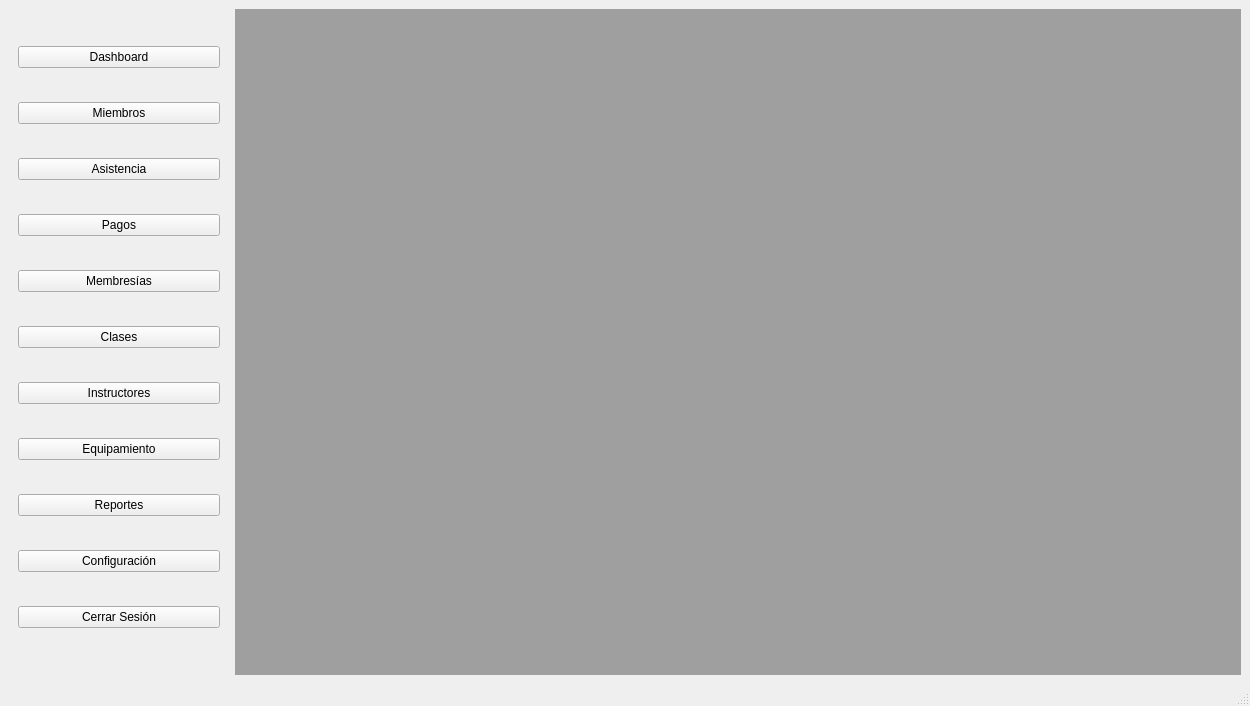
The window that src/views/ui/main_window.ui (joeescarcega8879/PyQt6-Gym-Management-System) describes before a commit, drawn with Qt 5.
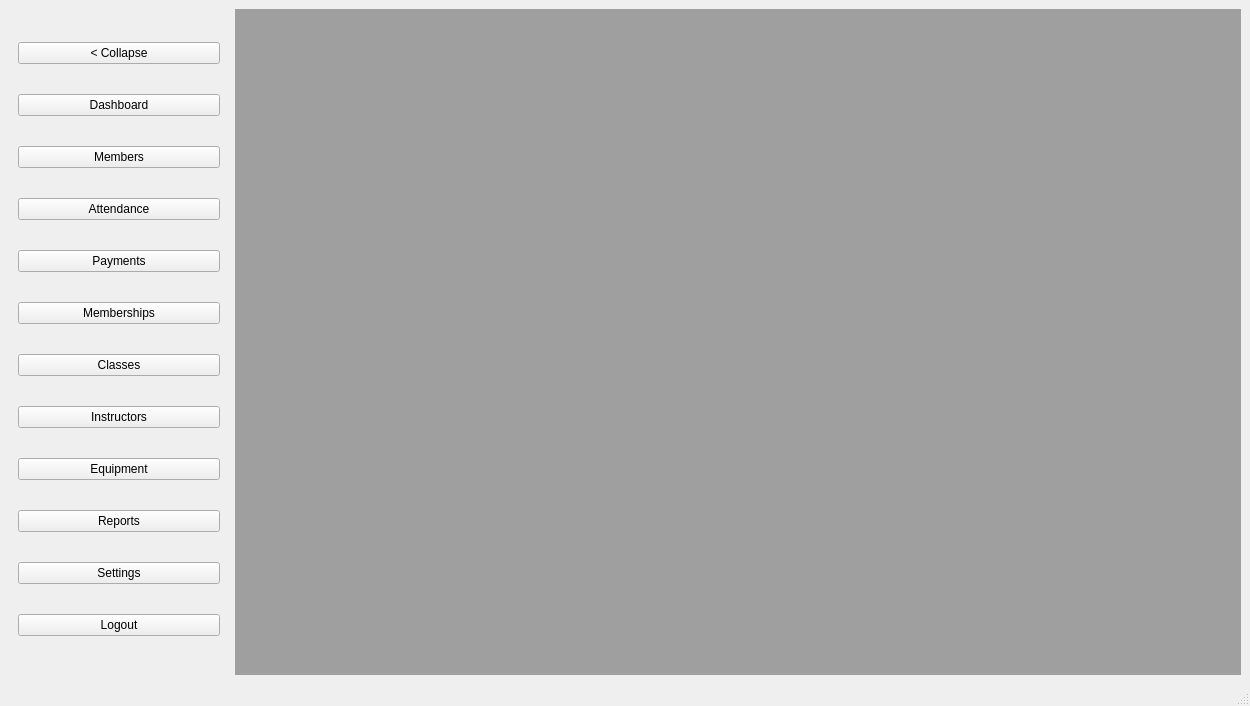
The same window after the commit.

Diff of the .ui file:
```diff
--- a/src/views/ui/main_window.ui
+++ b/src/views/ui/main_window.ui
@@ -27,80 +27,87 @@
        <enum>QFrame::NoFrame</enum>
       </property>
       <layout class="QGridLayout" name="gridLayout_2">
-       <item row="0" column="0">
+       <item row="1" column="0">
         <widget class="QPushButton" name="btn_dashboard">
          <property name="text">
           <string>Dashboard</string>
          </property>
         </widget>
        </item>
-       <item row="1" column="0">
-        <widget class="QPushButton" name="btn_members">
-         <property name="text">
-          <string>Miembros</string>
-         </property>
-        </widget>
-       </item>
-       <item row="2" column="0">
-        <widget class="QPushButton" name="btn_attendance">
-         <property name="text">
-          <string>Asistencia</string>
-         </property>
-        </widget>
-       </item>
        <item row="3" column="0">
-        <widget class="QPushButton" name="btn_payments">
+         <widget class="QPushButton" name="btn_attendance">
          <property name="text">
-          <string>Pagos</string>
+           <string>Attendance</string>
+          </property>
+         </widget>
+        </item>
+        <item row="2" column="0">
+         <widget class="QPushButton" name="btn_members">
+          <property name="text">
+           <string>Members</string>
          </property>
         </widget>
        </item>
        <item row="4" column="0">
-        <widget class="QPushButton" name="btn_memberships">
+         <widget class="QPushButton" name="btn_payments">
          <property name="text">
-          <string>Membresías</string>
+           <string>Payments</string>
          </property>
         </widget>
        </item>
        <item row="5" column="0">
-        <widget class="QPushButton" name="btn_classes">
+         <widget class="QPushButton" name="btn_memberships">
          <property name="text">
-          <string>Clases</string>
-         </property>
-        </widget>
-       </item>
-       <item row="6" column="0">
-        <widget class="QPushButton" name="btn_instructors">
-         <property name="text">
-          <string>Instructores</string>
+           <string>Memberships</string>
          </property>
         </widget>
        </item>
        <item row="7" column="0">
-        <widget class="QPushButton" name="btn_equipment">
+         <widget class="QPushButton" name="btn_instructors">
          <property name="text">
-          <string>Equipamiento</string>
-         </property>
-        </widget>
-       </item>
-       <item row="8" column="0">
-        <widget class="QPushButton" name="btn_reports">
-         <property name="text">
-          <string>Reportes</string>
+           <string>Instructors</string>
          </property>
         </widget>
        </item>
        <item row="9" column="0">
-        <widget class="QPushButton" name="btn_settings">
+         <widget class="QPushButton" name="btn_reports">
          <property name="text">
-          <string>Configuración</string>
+           <string>Reports</string>
          </property>
         </widget>
        </item>
-       <item row="10" column="0">
+        <item row="8" column="0">
+         <widget class="QPushButton" name="btn_equipment">
+          <property name="text">
+           <string>Equipment</string>
+          </property>
+         </widget>
+        </item>
+        <item row="6" column="0">
+         <widget class="QPushButton" name="btn_classes">
+          <property name="text">
+           <string>Classes</string>
+          </property>
+         </widget>
+        </item>
+        <item row="11" column="0">
         <widget class="QPushButton" name="btn_logout">
          <property name="text">
-          <string>Cerrar Sesión</string>
+           <string>Logout</string>
+          </property>
+         </widget>
+        </item>
+        <item row="10" column="0">
+         <widget class="QPushButton" name="btn_settings">
+          <property name="text">
+           <string>Settings</string>
+          </property>
+         </widget>
+        </item>
+       <item row="0" column="0">
+        <widget class="QPushButton" name="btn_colapse">
+         <property name="text">
+          <string>&lt; Collapse</string>
          </property>
         </widget>
        </item>
```
Lines whose indentation alone changed are shown as unchanged.
